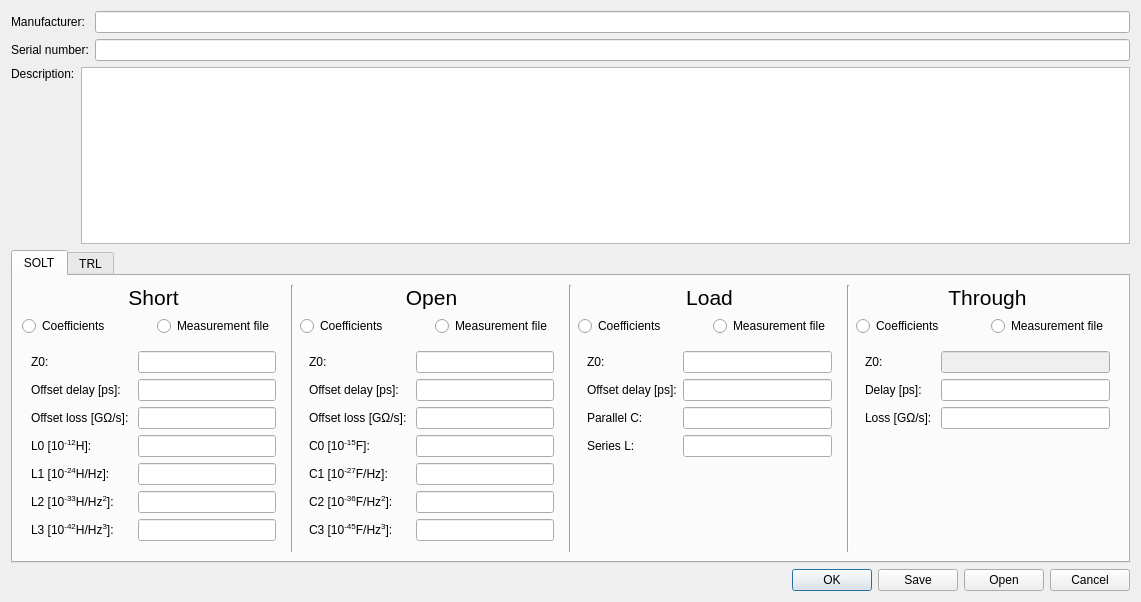
Old version of the form Software/PC_Application/Calibration/calkitdialog.ui in the repository jankae/LibreVNA.
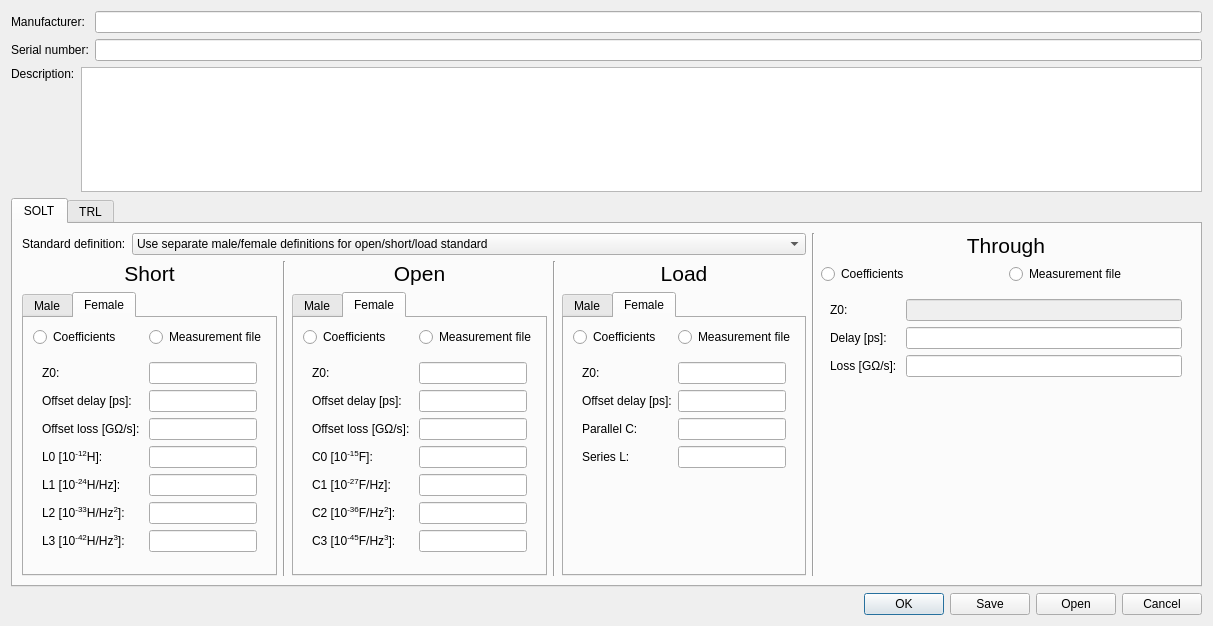
New version of the form. Custom widgets are drawn as their Qt base class.

Commit message: allow different paramaters for male/female standards

```diff
--- a/Software/PC_Application/Calibration/calkitdialog.ui
+++ b/Software/PC_Application/Calibration/calkitdialog.ui
@@ -9,8 +9,8 @@
    <rect>
     <x>0</x>
     <y>0</y>
-    <width>1141</width>
-    <height>602</height>
+    <width>1213</width>
+    <height>626</height>
    </rect>
   </property>
   <property name="sizePolicy">
@@ -28,7 +28,7 @@
   <property name="sizeGripEnabled">
    <bool>false</bool>
   </property>
-  <layout class="QVBoxLayout" name="verticalLayout_13">
+  <layout class="QVBoxLayout" name="verticalLayout_13" stretch="0,0,1,0">
    <item>
     <layout class="QFormLayout" name="formLayout_7">
      <item row="0" column="0">
@@ -93,9 +93,43 @@
       <attribute name="title">
        <string>SOLT</string>
       </attribute>
-      <layout class="QHBoxLayout" name="horizontalLayout_3">
+      <layout class="QHBoxLayout" name="horizontalLayout_21">
        <item>
-        <layout class="QVBoxLayout" name="verticalLayout_2">
+        <layout class="QHBoxLayout" name="horizontalLayout_20">
+         <item>
+          <layout class="QVBoxLayout" name="verticalLayout_25">
+           <item>
+            <layout class="QHBoxLayout" name="horizontalLayout_19" stretch="0,1">
+             <item>
+              <widget class="QLabel" name="label_65">
+               <property name="text">
+                <string>Standard definition:</string>
+               </property>
+              </widget>
+             </item>
+             <item>
+              <widget class="QComboBox" name="cbStandardDefinition">
+               <property name="currentIndex">
+                <number>1</number>
+               </property>
+               <item>
+                <property name="text">
+                 <string>Use one common definition for open/short/load standard</string>
+                </property>
+               </item>
+               <item>
+                <property name="text">
+                 <string>Use separate male/female definitions for open/short/load standard</string>
+                </property>
+               </item>
+              </widget>
+             </item>
+            </layout>
+           </item>
+           <item>
+            <layout class="QHBoxLayout" name="horizontalLayout_18">
+             <item>
+              <layout class="QVBoxLayout" name="verticalLayout_22">
          <item>
           <widget class="QLabel" name="label_8">
            <property name="font">
@@ -112,6 +146,16 @@
           </widget>
          </item>
          <item>
+                <widget class="QTabWidget" name="mf_short">
+                 <property name="currentIndex">
+                  <number>1</number>
+                 </property>
+                 <widget class="QWidget" name="tab_3">
+                  <attribute name="title">
+                   <string>Male</string>
+                  </attribute>
+                  <layout class="QVBoxLayout" name="verticalLayout_15">
+                   <item>
           <layout class="QHBoxLayout" name="horizontalLayout_5">
            <item>
             <widget class="QRadioButton" name="short_coefficients">
@@ -232,6 +276,137 @@
           </widget>
          </item>
         </layout>
+                 </widget>
+                 <widget class="QWidget" name="tab_4">
+                  <attribute name="title">
+                   <string>Female</string>
+                  </attribute>
+                  <layout class="QVBoxLayout" name="verticalLayout_2">
+                   <item>
+                    <layout class="QHBoxLayout" name="horizontalLayout_8">
+                     <item>
+                      <widget class="QRadioButton" name="short_coefficients_f">
+                       <property name="text">
+                        <string>Coefficients</string>
+                       </property>
+                       <attribute name="buttonGroup">
+                        <string notr="true">ShortType_f</string>
+                       </attribute>
+                      </widget>
+                     </item>
+                     <item>
+                      <widget class="QRadioButton" name="short_measurement_f">
+                       <property name="text">
+                        <string>Measurement file</string>
+                       </property>
+                       <attribute name="buttonGroup">
+                        <string notr="true">ShortType_f</string>
+                       </attribute>
+                      </widget>
+                     </item>
+                    </layout>
+                   </item>
+                   <item>
+                    <widget class="QStackedWidget" name="short_stack_f">
+                     <property name="currentIndex">
+                      <number>0</number>
+                     </property>
+                     <widget class="QWidget" name="page_9">
+                      <layout class="QHBoxLayout" name="horizontalLayout_11">
+                       <item>
+                        <layout class="QFormLayout" name="formLayout_9">
+                         <item row="1" column="0">
+                          <widget class="QLabel" name="label_43">
+                           <property name="text">
+                            <string>Offset delay [ps]:</string>
+                           </property>
+                          </widget>
+                         </item>
+                         <item row="1" column="1">
+                          <widget class="SIUnitEdit" name="short_delay_f"/>
+                         </item>
+                         <item row="2" column="0">
+                          <widget class="QLabel" name="label_44">
+                           <property name="text">
+                            <string>Offset loss [GΩ/s]: </string>
+                           </property>
+                          </widget>
+                         </item>
+                         <item row="2" column="1">
+                          <widget class="SIUnitEdit" name="short_loss_f"/>
+                         </item>
+                         <item row="3" column="0">
+                          <widget class="QLabel" name="label_45">
+                           <property name="text">
+                            <string>&lt;html&gt;&lt;head/&gt;&lt;body&gt;&lt;p&gt;L0 [10&lt;span style=&quot; vertical-align:super;&quot;&gt;-12&lt;/span&gt;H]:&lt;/p&gt;&lt;/body&gt;&lt;/html&gt;</string>
+                           </property>
+                          </widget>
+                         </item>
+                         <item row="3" column="1">
+                          <widget class="SIUnitEdit" name="short_L0_f"/>
+                         </item>
+                         <item row="4" column="0">
+                          <widget class="QLabel" name="label_46">
+                           <property name="text">
+                            <string>&lt;html&gt;&lt;head/&gt;&lt;body&gt;&lt;p&gt;L1 [10&lt;span style=&quot; vertical-align:super;&quot;&gt;-24&lt;/span&gt;H/Hz]:&lt;/p&gt;&lt;/body&gt;&lt;/html&gt;</string>
+                           </property>
+                          </widget>
+                         </item>
+                         <item row="4" column="1">
+                          <widget class="SIUnitEdit" name="short_L1_f"/>
+                         </item>
+                         <item row="5" column="0">
+                          <widget class="QLabel" name="label_47">
+                           <property name="text">
+                            <string>&lt;html&gt;&lt;head/&gt;&lt;body&gt;&lt;p&gt;L2 [10&lt;span style=&quot; vertical-align:super;&quot;&gt;-33&lt;/span&gt;H/Hz&lt;span style=&quot; vertical-align:super;&quot;&gt;2&lt;/span&gt;]:&lt;/p&gt;&lt;/body&gt;&lt;/html&gt;</string>
+                           </property>
+                          </widget>
+                         </item>
+                         <item row="5" column="1">
+                          <widget class="SIUnitEdit" name="short_L2_f"/>
+                         </item>
+                         <item row="6" column="0">
+                          <widget class="QLabel" name="label_48">
+                           <property name="text">
+                            <string>&lt;html&gt;&lt;head/&gt;&lt;body&gt;&lt;p&gt;L3 [10&lt;span style=&quot; vertical-align:super;&quot;&gt;-42&lt;/span&gt;H/Hz&lt;span style=&quot; vertical-align:super;&quot;&gt;3&lt;/span&gt;]:&lt;/p&gt;&lt;/body&gt;&lt;/html&gt;</string>
+                           </property>
+                          </widget>
+                         </item>
+                         <item row="6" column="1">
+                          <widget class="SIUnitEdit" name="short_L3_f"/>
+                         </item>
+                         <item row="0" column="1">
+                          <widget class="SIUnitEdit" name="short_Z0_f">
+                           <property name="enabled">
+                            <bool>true</bool>
+                           </property>
+                          </widget>
+                         </item>
+                         <item row="0" column="0">
+                          <widget class="QLabel" name="label_49">
+                           <property name="text">
+                            <string>Z0:</string>
+                           </property>
+                          </widget>
+                         </item>
+                        </layout>
+                       </item>
+                      </layout>
+                     </widget>
+                     <widget class="QWidget" name="page_10">
+                      <layout class="QVBoxLayout" name="verticalLayout_14" stretch="0">
+                       <item>
+                        <widget class="TouchstoneImport" name="short_touchstone_f" native="true"/>
+                       </item>
+                      </layout>
+                     </widget>
+                    </widget>
+                   </item>
+                  </layout>
+                 </widget>
+                </widget>
+               </item>
+              </layout>
        </item>
        <item>
         <widget class="Line" name="line">
@@ -241,7 +416,7 @@
         </widget>
        </item>
        <item>
-        <layout class="QVBoxLayout" name="verticalLayout">
+              <layout class="QVBoxLayout" name="verticalLayout_23">
          <item>
           <widget class="QLabel" name="label_7">
            <property name="font">
@@ -258,6 +433,16 @@
           </widget>
          </item>
          <item>
+                <widget class="QTabWidget" name="mf_open">
+                 <property name="currentIndex">
+                  <number>1</number>
+                 </property>
+                 <widget class="QWidget" name="tab_5">
+                  <attribute name="title">
+                   <string>Male</string>
+                  </attribute>
+                  <layout class="QVBoxLayout" name="verticalLayout_17">
+                   <item>
           <layout class="QHBoxLayout" name="horizontalLayout">
            <item>
             <widget class="QRadioButton" name="open_coefficients">
@@ -378,6 +563,137 @@
           </widget>
          </item>
         </layout>
+                 </widget>
+                 <widget class="QWidget" name="tab_6">
+                  <attribute name="title">
+                   <string>Female</string>
+                  </attribute>
+                  <layout class="QVBoxLayout" name="verticalLayout">
+                   <item>
+                    <layout class="QHBoxLayout" name="horizontalLayout_3">
+                     <item>
+                      <widget class="QRadioButton" name="open_coefficients_f">
+                       <property name="text">
+                        <string>Coefficients</string>
+                       </property>
+                       <attribute name="buttonGroup">
+                        <string notr="true">OpenType_f</string>
+                       </attribute>
+                      </widget>
+                     </item>
+                     <item>
+                      <widget class="QRadioButton" name="open_measurement_f">
+                       <property name="text">
+                        <string>Measurement file</string>
+                       </property>
+                       <attribute name="buttonGroup">
+                        <string notr="true">OpenType_f</string>
+                       </attribute>
+                      </widget>
+                     </item>
+                    </layout>
+                   </item>
+                   <item>
+                    <widget class="QStackedWidget" name="open_stack_f">
+                     <property name="currentIndex">
+                      <number>0</number>
+                     </property>
+                     <widget class="QWidget" name="page_11">
+                      <layout class="QHBoxLayout" name="horizontalLayout_12">
+                       <item>
+                        <layout class="QFormLayout" name="formLayout_10">
+                         <item row="1" column="0">
+                          <widget class="QLabel" name="label_50">
+                           <property name="text">
+                            <string>Offset delay [ps]:</string>
+                           </property>
+                          </widget>
+                         </item>
+                         <item row="1" column="1">
+                          <widget class="SIUnitEdit" name="open_delay_f"/>
+                         </item>
+                         <item row="2" column="0">
+                          <widget class="QLabel" name="label_51">
+                           <property name="text">
+                            <string>Offset loss [GΩ/s]: </string>
+                           </property>
+                          </widget>
+                         </item>
+                         <item row="2" column="1">
+                          <widget class="SIUnitEdit" name="open_loss_f"/>
+                         </item>
+                         <item row="3" column="0">
+                          <widget class="QLabel" name="label_52">
+                           <property name="text">
+                            <string>C0 [10&lt;sup&gt;-15&lt;/sup&gt;F]:</string>
+                           </property>
+                          </widget>
+                         </item>
+                         <item row="3" column="1">
+                          <widget class="SIUnitEdit" name="open_C0_f"/>
+                         </item>
+                         <item row="4" column="0">
+                          <widget class="QLabel" name="label_53">
+                           <property name="text">
+                            <string>C1 [10&lt;sup&gt;-27&lt;/sup&gt;F/Hz]:</string>
+                           </property>
+                          </widget>
+                         </item>
+                         <item row="4" column="1">
+                          <widget class="SIUnitEdit" name="open_C1_f"/>
+                         </item>
+                         <item row="5" column="0">
+                          <widget class="QLabel" name="label_54">
+                           <property name="text">
+                            <string>C2 [10&lt;sup&gt;-36&lt;/sup&gt;F/Hz&lt;sup&gt;2&lt;/sup&gt;]:</string>
+                           </property>
+                          </widget>
+                         </item>
+                         <item row="5" column="1">
+                          <widget class="SIUnitEdit" name="open_C2_f"/>
+                         </item>
+                         <item row="6" column="0">
+                          <widget class="QLabel" name="label_55">
+                           <property name="text">
+                            <string>&lt;html&gt;&lt;head/&gt;&lt;body&gt;&lt;p&gt;C3 [10&lt;span style=&quot; vertical-align:super;&quot;&gt;-45&lt;/span&gt;F/Hz&lt;span style=&quot; vertical-align:super;&quot;&gt;3&lt;/span&gt;]:&lt;/p&gt;&lt;/body&gt;&lt;/html&gt;</string>
+                           </property>
+                          </widget>
+                         </item>
+                         <item row="6" column="1">
+                          <widget class="SIUnitEdit" name="open_C3_f"/>
+                         </item>
+                         <item row="0" column="1">
+                          <widget class="SIUnitEdit" name="open_Z0_f">
+                           <property name="enabled">
+                            <bool>true</bool>
+                           </property>
+                          </widget>
+                         </item>
+                         <item row="0" column="0">
+                          <widget class="QLabel" name="label_56">
+                           <property name="text">
+                            <string>Z0:</string>
+                           </property>
+                          </widget>
+                         </item>
+                        </layout>
+                       </item>
+                      </layout>
+                     </widget>
+                     <widget class="QWidget" name="page_12">
+                      <layout class="QVBoxLayout" name="verticalLayout_16" stretch="0">
+                       <item>
+                        <widget class="TouchstoneImport" name="open_touchstone_f" native="true"/>
+                       </item>
+                      </layout>
+                     </widget>
+                    </widget>
+                   </item>
+                  </layout>
+                 </widget>
+                </widget>
+               </item>
+              </layout>
        </item>
        <item>
         <widget class="Line" name="line_2">
@@ -387,7 +703,7 @@
         </widget>
        </item>
        <item>
-        <layout class="QVBoxLayout" name="verticalLayout_3">
+              <layout class="QVBoxLayout" name="verticalLayout_24">
          <item>
           <widget class="QLabel" name="label_19">
            <property name="font">
@@ -404,6 +720,16 @@
           </widget>
          </item>
          <item>
+                <widget class="QTabWidget" name="mf_load">
+                 <property name="currentIndex">
+                  <number>1</number>
+                 </property>
+                 <widget class="QWidget" name="tab_7">
+                  <attribute name="title">
+                   <string>Male</string>
+                  </attribute>
+                  <layout class="QVBoxLayout" name="verticalLayout_21">
+                   <item>
           <layout class="QHBoxLayout" name="horizontalLayout_9">
            <item>
             <widget class="QRadioButton" name="load_coefficients">
@@ -494,6 +820,111 @@
           </widget>
          </item>
         </layout>
+                 </widget>
+                 <widget class="QWidget" name="tab_8">
+                  <attribute name="title">
+                   <string>Female</string>
+                  </attribute>
+                  <layout class="QVBoxLayout" name="verticalLayout_20">
+                   <item>
+                    <layout class="QHBoxLayout" name="horizontalLayout_17">
+                     <item>
+                      <widget class="QRadioButton" name="load_coefficients_f">
+                       <property name="text">
+                        <string>Coefficients</string>
+                       </property>
+                       <attribute name="buttonGroup">
+                        <string notr="true">LoadType_f</string>
+                       </attribute>
+                      </widget>
+                     </item>
+                     <item>
+                      <widget class="QRadioButton" name="load_measurement_f">
+                       <property name="text">
+                        <string>Measurement file</string>
+                       </property>
+                       <attribute name="buttonGroup">
+                        <string notr="true">LoadType_f</string>
+                       </attribute>
+                      </widget>
+                     </item>
+                    </layout>
+                   </item>
+                   <item>
+                    <widget class="QStackedWidget" name="load_stack_f">
+                     <property name="currentIndex">
+                      <number>0</number>
+                     </property>
+                     <widget class="QWidget" name="page_15">
+                      <layout class="QVBoxLayout" name="verticalLayout_3">
+                       <item>
+                        <layout class="QFormLayout" name="formLayout_12">
+                         <item row="0" column="0">
+                          <widget class="QLabel" name="label_61">
+                           <property name="text">
+                            <string>Z0:</string>
+                           </property>
+                          </widget>
+                         </item>
+                         <item row="0" column="1">
+                          <widget class="SIUnitEdit" name="load_Z0_f">
+                           <property name="enabled">
+                            <bool>true</bool>
+                           </property>
+                          </widget>
+                         </item>
+                         <item row="1" column="0">
+                          <widget class="QLabel" name="label_62">
+                           <property name="text">
+                            <string>Offset delay [ps]:</string>
+                           </property>
+                          </widget>
+                         </item>
+                         <item row="1" column="1">
+                          <widget class="SIUnitEdit" name="load_delay_f"/>
+                         </item>
+                         <item row="2" column="0">
+                          <widget class="QLabel" name="label_63">
+                           <property name="text">
+                            <string>Parallel C:</string>
+                           </property>
+                          </widget>
+                         </item>
+                         <item row="2" column="1">
+                          <widget class="SIUnitEdit" name="load_parC_f"/>
+                         </item>
+                         <item row="3" column="0">
+                          <widget class="QLabel" name="label_64">
+                           <property name="text">
+                            <string>Series L:</string>
+                           </property>
+                          </widget>
+                         </item>
+                         <item row="3" column="1">
+                          <widget class="SIUnitEdit" name="load_serL_f"/>
+                         </item>
+                        </layout>
+                       </item>
+                      </layout>
+                     </widget>
+                     <widget class="QWidget" name="page_16">
+                      <layout class="QVBoxLayout" name="verticalLayout_19" stretch="0">
+                       <item>
+                        <widget class="TouchstoneImport" name="load_touchstone_f" native="true"/>
+                       </item>
+                      </layout>
+                     </widget>
+                    </widget>
+                   </item>
+                  </layout>
+                 </widget>
+                </widget>
+               </item>
+              </layout>
+             </item>
+            </layout>
+           </item>
+          </layout>
        </item>
        <item>
         <widget class="Line" name="line_3">
@@ -602,6 +1033,8 @@
         </layout>
        </item>
       </layout>
+       </item>
+      </layout>
      </widget>
      <widget class="QWidget" name="tab_2">
       <attribute name="title">
```
Left out of the diff: 86 changed lines with no effect on the pictures. Lines whose indentation alone changed are shown as unchanged. The commit also changes 6 other files.
